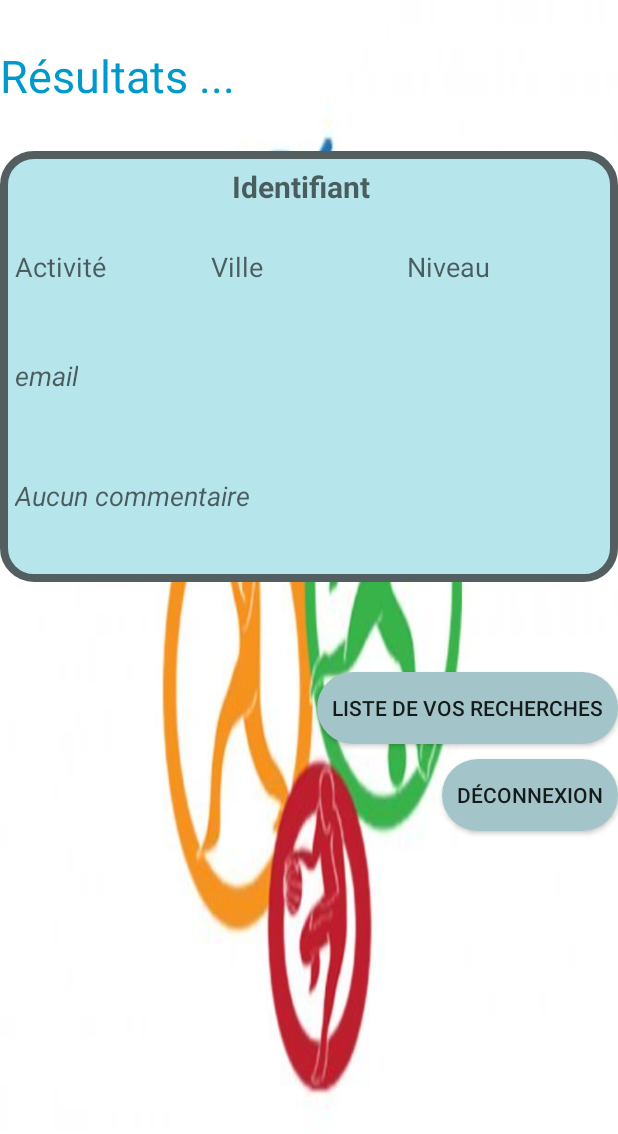
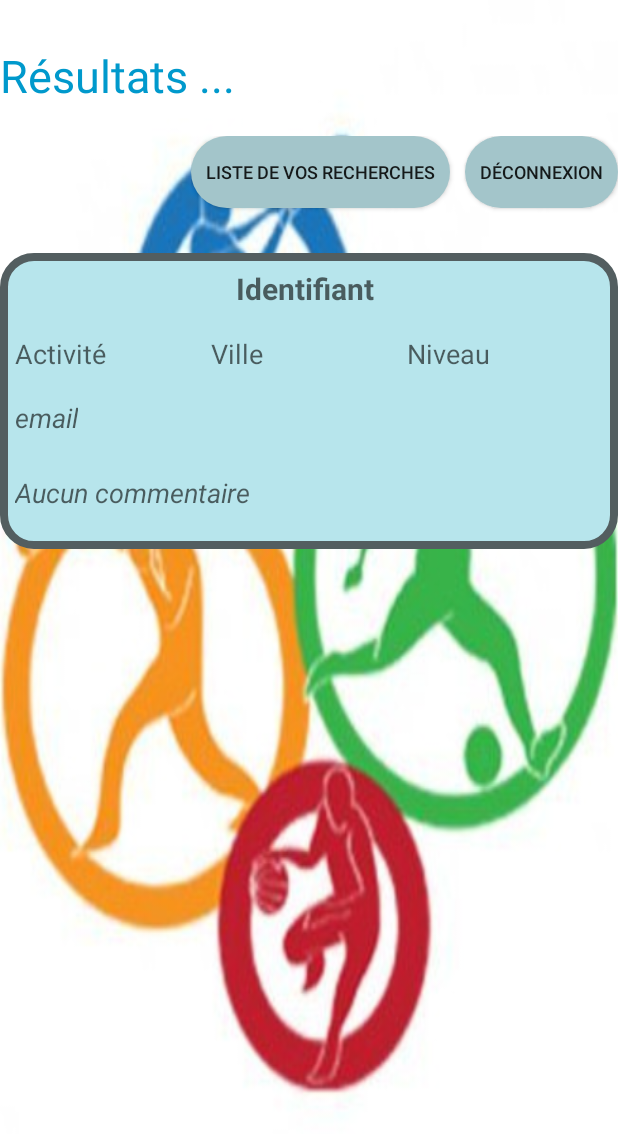
Before and after one commit to axel-thiel/FAP_Android, an Android app: the DetailAndResultCardActivity screen opened directly, with no data from a screen before it, on a phone screen of 412 x 824 dp. Shown: the top 1134 px of the screen. Run offline under Robolectric (Android 15) with nearby library versions, the phone set to English and light mode, and no system bars; 11 statements that could not run were skipped.

Commit message:
add ReadUserBdd method to auto completed email on new card page. correction of two probleme (lose of loginUser and problem after password error)

```diff
--- a/app/build.gradle
+++ b/app/build.gradle
@@ -20,8 +20,7 @@ android {
 }
 
 dependencies {
-    compile fileTree(dir: 'libs', include: ['*.jar'])
+    compile fileTree(include: ['*.jar'], dir: 'libs')
     testCompile 'junit:junit:4.12'
     compile 'com.android.support:appcompat-v7:24.1.1'
-
 }
--- a/app/src/main/java/com/findactivitypartner/damienaxel/findactivitypartner_app/Card.java
+++ b/app/src/main/java/com/findactivitypartner/damienaxel/findactivitypartner_app/Card.java
@@ -13,6 +13,10 @@ public class Card implements Serializable {
     private String level;
     private String mail;
     private String comment;
+
+    public Card(){
+
+    }
 
     public Card(String activity, String city, String login,
                 String level, String mail, String comment) {
--- a/app/src/main/java/com/findactivitypartner/damienaxel/findactivitypartner_app/CreateNewCardActivity.java
+++ b/app/src/main/java/com/findactivitypartner/damienaxel/findactivitypartner_app/CreateNewCardActivity.java
@@ -12,6 +12,7 @@ import android.widget.TextView;
 public class CreateNewCardActivity extends Activity {
 
     private String userLogin;
+    private String userMail;
     private CardBDD cardBdd;
     private TextView textViewLogin;
     private TextView textViewMail;
@@ -25,6 +26,7 @@ public class CreateNewCardActivity extends Activity {
         super.onCreate(savedInstanceState);
         Bundle bundle = getIntent().getExtras();
         userLogin = bundle.getString("userLoginString");
+        userMail = bundle.getString("userMailString");
 
         setContentView(R.layout.create_card_user);
         textViewLogin = (TextView) findViewById(R.id.new_card_login);
@@ -35,6 +37,7 @@ public class CreateNewCardActivity extends Activity {
         textViewComment = (TextView) findViewById(R.id.new_card_comment);
 
         textViewLogin.setText(userLogin);
+        textViewMail.setText(userMail);
 
     }
 
@@ -45,7 +48,7 @@ public class CreateNewCardActivity extends Activity {
                 textViewCity.getText().toString(),
                 userLogin,
                 textViewLevel.getText().toString(),
-                textViewMail.getText().toString(),
+                userMail,
                 textViewComment.getText().toString());
 
         cardBdd = new CardBDD(this);
--- a/app/src/main/java/com/findactivitypartner/damienaxel/findactivitypartner_app/DetailAndResultCardActivity.java
+++ b/app/src/main/java/com/findactivitypartner/damienaxel/findactivitypartner_app/DetailAndResultCardActivity.java
@@ -49,7 +49,7 @@ public class DetailAndResultCardActivity extends Activity {
         //method to fond associated cards in the sqlite bdd
         CardBDD cardBDD = new CardBDD(this);
         Cursor cursor = cardBDD.getCardList();
-        String userLogin = UserCardChoose.getLogin();
+
         String activitySearched = UserCardChoose.getActivity();
         String citySearched = UserCardChoose.getCity();
 
@@ -81,6 +81,7 @@ public class DetailAndResultCardActivity extends Activity {
                 Intent intent = new Intent(view.getContext(), DetailAndResultCardActivity.class);
                 Card choosedUserCard = (Card) listAssociatedCard.getItemAtPosition(i);
                 intent.putExtra("choosedUserCard", choosedUserCard);
+                intent.putExtra("userLoginString", userLogin);
                 startActivity(intent);
             }
 
--- a/app/src/main/java/com/findactivitypartner/damienaxel/findactivitypartner_app/MainActivity.java
+++ b/app/src/main/java/com/findactivitypartner/damienaxel/findactivitypartner_app/MainActivity.java
@@ -55,7 +55,6 @@ public class MainActivity extends AppCompatActivity {
                             "You are succesfully logged in.",
                             Toast.LENGTH_LONG).show();
 
-
                     Intent intent = new Intent(this, userHomeActivity.class);
                     intent.putExtra("userLoginString", userLoginString);
                     startActivity(intent);
@@ -64,6 +63,8 @@ public class MainActivity extends AppCompatActivity {
                 else
                 {
                     Toast.makeText(this, "Incorrect password",Toast.LENGTH_LONG).show();
+                    Intent intent = new Intent(this, MainActivity.class);
+                    startActivity(intent);
                     break;
                 }
             }
--- a/app/src/main/res/layout/activity_main.xml
+++ b/app/src/main/res/layout/activity_main.xml
@@ -4,7 +4,7 @@
     android:layout_width="match_parent"
     android:layout_height="match_parent"
     android:orientation="vertical"
-    android:background="@drawable/multisport"
+    android:background="@drawable/multisport_redim"
 
 
    >
@@ -14,7 +14,7 @@
         android:layout_height="wrap_content"
         android:text="Nouvel utilisateur"
         android:onClick="onCreateNewUser"
-        android:layout_marginBottom="100dp"
+        android:layout_marginBottom="50dp"
         android:layout_gravity="right"
         android:background="@drawable/button_layout"
         android:layout_marginTop="10dp"
@@ -29,7 +29,7 @@
         android:id="@+id/edit_text_login"
         android:layout_width="300dp"
         android:layout_height="wrap_content"
-        android:layout_marginTop="100dp"
+        android:layout_marginTop="50dp"
         android:background="@drawable/bordure_layout_simple"
         android:layout_gravity="center"
         />
--- a/app/src/main/res/layout/card_detail_and_results.xml
+++ b/app/src/main/res/layout/card_detail_and_results.xml
@@ -1,14 +1,19 @@
 <?xml version="1.0" encoding="utf-8"?>
-<LinearLayout xmlns:android="http://schemas.android.com/apk/res/android"
-    android:orientation="vertical" android:layout_width="match_parent"
+
+
+
+<LinearLayout
+    xmlns:android="http://schemas.android.com/apk/res/android"
+    android:orientation="vertical" android:layout_width="fill_parent"
     android:layout_height="match_parent"
-    android:background="@drawable/multisport"
-    >
+    android:background="@drawable/multisport_redim"
+   >
 
 
     <LinearLayout
         android:layout_width="match_parent"
         android:layout_height="wrap_content"
+        android:orientation="vertical"
 
         >
         <TextView
@@ -19,9 +24,41 @@
             android:gravity="left"
             android:textColor="@android:color/holo_blue_dark"
             android:layout_marginTop="30dp"
-            android:layout_marginBottom="30dp"
+            android:layout_marginBottom="20dp"
             android:background="#FFFFFF"
             />
+        <LinearLayout
+            android:layout_width="wrap_content"
+            android:layout_height="wrap_content"
+            android:orientation="horizontal"
+            android:layout_gravity="right"
+            >
+
+        >
+        <Button
+            android:layout_width="wrap_content"
+            android:layout_height="wrap_content"
+            android:text="Liste de vos recherches"
+            android:layout_gravity="end"
+            android:layout_marginTop="30dp"
+            android:onClick="onHomeUser"
+            android:background="@drawable/button_layout"
+            android:textSize="12dp"
+            android:layout_marginRight="10dp"
+            />
+
+        <Button
+            android:layout_width="wrap_content"
+            android:layout_height="wrap_content"
+            android:text="Déconnexion"
+            android:layout_gravity="end"
+            android:layout_marginTop="10dp"
+            android:onClick="onDisconnect"
+            android:background="@drawable/button_layout"
+            android:elevation="8dp"
+            android:textSize="12dp"
+            />
+        </LinearLayout>
     </LinearLayout>
 
     <LinearLayout
@@ -47,7 +84,7 @@
                     android:layout_width="0dp"
                     android:layout_height="wrap_content"
                     android:layout_weight="2"
-                    android:paddingEnd="10dp"
+                    android:paddingEnd="5dp"
                     android:textStyle="bold"
 
                     />
@@ -62,7 +99,7 @@
 
         <LinearLayout
                     android:layout_width="match_parent"
-                    android:layout_height="80dp"
+                    android:layout_height="60dp"
                     android:orientation="horizontal"
                     >
 
@@ -75,7 +112,7 @@
                 android:layout_width="0dp"
                 android:layout_height="wrap_content"
                 android:layout_weight="2"
-                android:paddingEnd="10dp"
+                android:paddingEnd="5dp"
 
                 />
 
@@ -88,7 +125,7 @@
                 android:layout_width="0dp"
                 android:layout_height="wrap_content"
                 android:layout_weight="2"
-                android:paddingEnd="10dp"
+                android:paddingEnd="5dp"
 
                 />
 
@@ -100,7 +137,7 @@
                         android:layout_width="0dp"
                         android:layout_height="wrap_content"
                         android:layout_weight="2"
-                        android:paddingEnd="10dp"
+                        android:paddingEnd="5dp"
 
                         />
 
@@ -110,13 +147,12 @@
 
         <LinearLayout
             android:layout_width="wrap_content"
-            android:layout_height="80dp">
+            android:layout_height="30dp">
 
             <TextView
                 android:id="@+id/detail_text_view_email"
-                android:layout_width="wrap_content"
+                android:layout_width="match_parent"
                 android:layout_height="wrap_content"
-                android:layout_marginTop="20dp"
                 android:textSize="18dp"
                 android:hint = "email"
                 android:textStyle="italic"
@@ -127,7 +163,7 @@
 
 <LinearLayout
     android:layout_width="wrap_content"
-    android:layout_height="80dp">
+    android:layout_height="60dp">
 
     <TextView
     android:id="@+id/detail_text_view_comment"
@@ -162,25 +198,8 @@
 
     </LinearLayout>
 
-    <Button
-        android:layout_width="wrap_content"
-        android:layout_height="wrap_content"
-        android:text="Liste de vos recherches"
-        android:layout_gravity="end"
-        android:layout_marginTop="30dp"
-        android:onClick="onHomeUser"
-        android:background="@drawable/button_layout"
-        />
 
-    <Button
-        android:layout_width="wrap_content"
-        android:layout_height="wrap_content"
-        android:text="Déconnexion"
-        android:layout_gravity="end"
-        android:layout_marginTop="10dp"
-        android:onClick="onDisconnect"
-        android:background="@drawable/button_layout"
-        />
+
 
 
 </LinearLayout>
--- a/app/src/main/res/layout/create_card_user.xml
+++ b/app/src/main/res/layout/create_card_user.xml
@@ -1,7 +1,7 @@
 <?xml version="1.0" encoding="utf-8"?>
 <LinearLayout xmlns:android="http://schemas.android.com/apk/res/android"
     android:orientation="vertical" android:layout_width="match_parent"
-    android:layout_height="match_parent" android:background="@drawable/multisport" >
+    android:layout_height="match_parent" android:background="@drawable/multisport_redim" >
 
     <TextView
         android:layout_width="wrap_content"
--- a/app/src/main/res/layout/create_user_profile.xml
+++ b/app/src/main/res/layout/create_user_profile.xml
@@ -1,7 +1,7 @@
 <?xml version="1.0" encoding="utf-8"?>
 <LinearLayout xmlns:android="http://schemas.android.com/apk/res/android"
     android:orientation="vertical" android:layout_width="match_parent"
-    android:layout_height="match_parent" android:background="@drawable/multisport">
+    android:layout_height="match_parent" android:background="@drawable/multisport_redim">
 
     <TextView
         android:layout_width="wrap_content"
```
Also changed, not shown: app/src/main/java/com/findactivitypartner/damienaxel/findactivitypartner_app/ReadSqliteUserBdd.java (added, +40 -0 lines), app/src/main/java/com/findactivitypartner/damienaxel/findactivitypartner_app/userHomeActivity.java (+6 -3 lines), app/src/main/res/layout/adapter_fiche_user.xml (+5 -5 lines), app/src/main/res/layout/user_home.xml (+30 -24 lines), app/src/main/res/drawable/multisport_redim.jpg (added).
